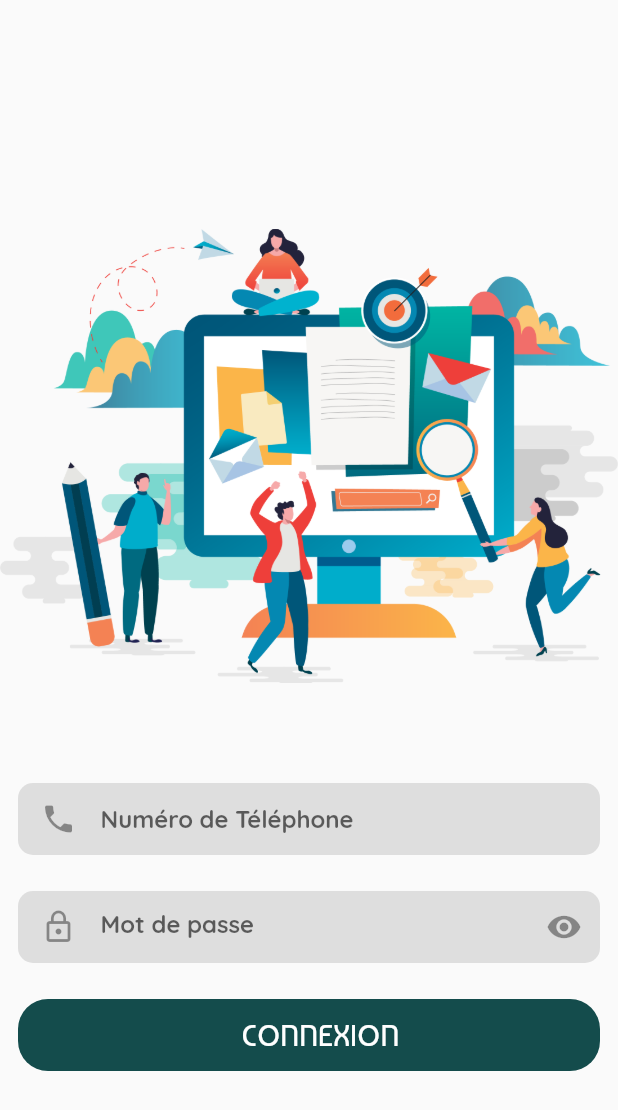
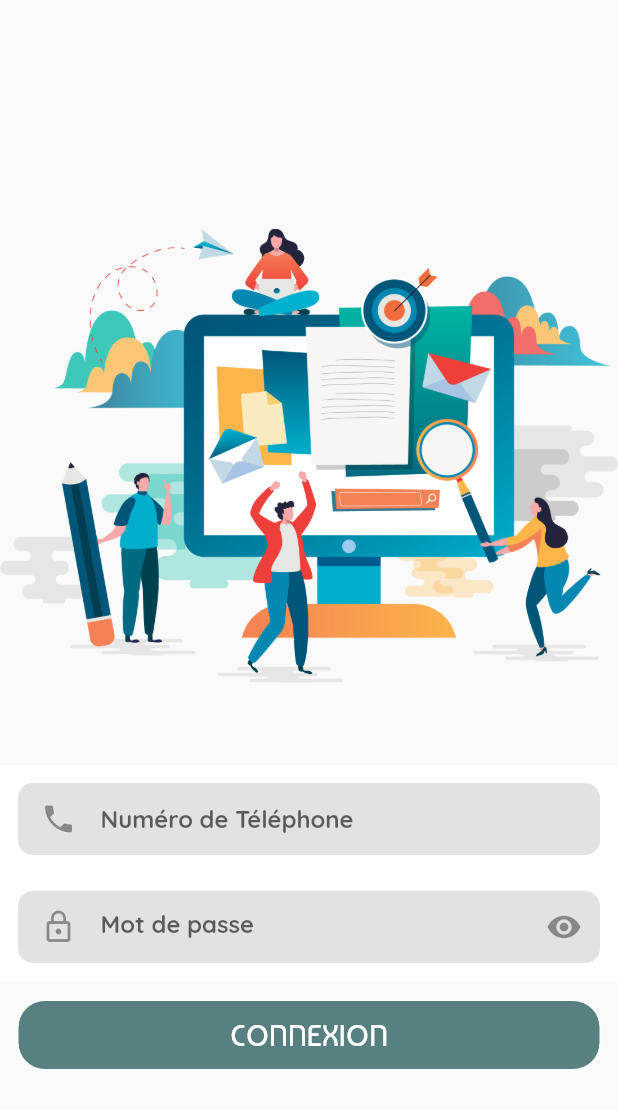
Before and after one commit to NjammyDmcl/3iL-community-flutter-app, a Flutter app: the screen it shows after launch, on a phone screen of 412 x 824 dp. Shown: the top 1110 px of the screen. Run offline on Flutter 3.47's test engine with Material 2 defaults, Android fonts, the phone set to English and light mode, and no system bars; our stand-ins replace flutter_mobx, rxdart.

Commit message:
dynamise ui

```diff
--- a/lib/ui/login/login.dart
+++ b/lib/ui/login/login.dart
@@ -1,5 +1,7 @@
 import 'package:flutter/cupertino.dart';
 import 'package:flutter/material.dart';
+
+import 'login_stream.dart';
 
 class Login extends StatefulWidget {
   @override
@@ -8,6 +10,7 @@ class Login extends StatefulWidget {
 
 class _Login extends State<Login> {
   bool pwdhide = true;
+  LoginStream loginStreamControl = new LoginStream();
   @override
   Widget build(BuildContext context) {
     return Scaffold(
@@ -24,38 +27,68 @@ class _Login extends State<Login> {
         Container(
             width: double.maxFinite,
             child: Column(children: [
-              Padding(
-                  padding: const EdgeInsets.all(12.0),
-                  child: Material(
+              StreamBuilder<String>(
+                  stream: loginStreamControl.getPhone,
+                  builder: (context, snap) {
+                    return Container(
+                        decoration: BoxDecoration(color: Colors.white),
+                        padding: new EdgeInsets.all(12.0),
+                        child: Stack(children: <Widget>[
+                          Material(
                               borderRadius: BorderRadius.circular(10.0),
                               color: Colors.grey.withOpacity(0.3),
                               elevation: 0.0,
                               child: Padding(
                                   padding: const EdgeInsets.only(left: 15.0),
                                   child: TextFormField(
+                                      onChanged: loginStreamControl.updatePhone,
                                       decoration: InputDecoration(
                                           border: InputBorder.none,
                                           hintText: "Numéro de Téléphone",
-                                hintStyle: TextStyle(fontFamily: 'quicksand'),
+                                          hintStyle: TextStyle(
+                                              fontFamily: 'quicksand'),
                                           icon: Icon(
                                             Icons.phone,
-                                  color: Colors.black.withOpacity(0.4),
+                                            color:
+                                                Colors.black.withOpacity(0.4),
                                           )),
-                            keyboardType: TextInputType.phone,
-                          )))),
-              Padding(
-                  padding: const EdgeInsets.all(12.0),
-                  child: Material(
+                                      keyboardType: TextInputType.phone))),
+                          snap.error != null
+                              ? Positioned(
+                                  left: 55,
+                                  top: 35,
+                                  child: Container(
+                                      padding:
+                                          EdgeInsets.symmetric(horizontal: 0),
+                                      child: Text(
+                                        snap.error.toString(),
+                                        style: TextStyle(
+                                            fontSize: 10, color: Colors.red),
+                                      )))
+                              : Container()
+                        ]));
+                  }),
+              StreamBuilder<String>(
+                  stream: loginStreamControl.getPassword,
+                  builder: (context, snap) {
+                    return Container(
+                        decoration: BoxDecoration(color: Colors.white),
+                        padding: new EdgeInsets.all(12.0),
+                        child: Stack(children: <Widget>[
+                          Material(
                               borderRadius: BorderRadius.circular(10.0),
                               color: Colors.grey.withOpacity(0.3),
                               elevation: 0.0,
                               child: Padding(
                                   padding: const EdgeInsets.only(left: 15.0),
                                   child: TextFormField(
+                                    onChanged:
+                                        loginStreamControl.updatePassword,
                                     decoration: InputDecoration(
                                         border: InputBorder.none,
                                         hintText: "Mot de passe",
-                                hintStyle: TextStyle(fontFamily: 'quicksand'),
+                                        hintStyle:
+                                            TextStyle(fontFamily: 'quicksand'),
                                         icon: Icon(
                                           Icons.lock_outline,
                                           color: Colors.black.withOpacity(0.4),
@@ -65,7 +98,8 @@ class _Login extends State<Login> {
                                               pwdhide
                                                   ? Icons.visibility
                                                   : Icons.visibility_off,
-                                      color: Colors.black.withOpacity(0.4),
+                                              color:
+                                                  Colors.black.withOpacity(0.4),
                                             ),
                                             onPressed: () {
                                               setState(() {
@@ -74,25 +108,91 @@ class _Login extends State<Login> {
                                             })),
                                     obscureText: pwdhide,
                                     keyboardType: TextInputType.text,
-                          )))),
-              Padding(
+                                  ))),
+                          snap.error != null
+                              ? Positioned(
+                                  left: 55,
+                                  top: 35,
+                                  child: Container(
+                                      padding:
+                                          EdgeInsets.symmetric(horizontal: 0),
+                                      child: Text(
+                                        snap.error.toString(),
+                                        style: TextStyle(
+                                            fontSize: 10, color: Colors.red),
+                                      )))
+                              : Container()
+                        ]));
+                  }),
+              StreamBuilder<bool>(
+                stream: loginStreamControl.loading,
+                builder: (context, snap) {
+                  return (snap.hasData && snap.data)
+                      ? Padding(
+                          padding: EdgeInsets.fromLTRB(30, 10, 30, 0),
+                          child: LinearProgressIndicator(
+                              valueColor:
+                                  AlwaysStoppedAnimation<Color>(Colors.white),
+                              backgroundColor: Color(0xFF144c4c)),
+                        )
+                      : Container();
+                },
+              ),
+              StreamBuilder<String>(
+                stream: loginStreamControl.error,
+                builder: (context, snap) {
+                  return (snap.hasData)
+                      ? Padding(
+                          padding: EdgeInsets.fromLTRB(10, 10, 10, 0),
+                          child: Container(
+                            padding: EdgeInsets.all(8),
+                            color: Colors.red.withOpacity(0.3),
+                            child: Row(
+                              mainAxisAlignment: MainAxisAlignment.spaceBetween,
+                              children: [
+                                Text(
+                                  snap.data,
+                                  style: TextStyle(color: Colors.red),
+                                ),
+                                Icon(
+                                  Icons.warning,
+                                  size: 12,
+                                  color: Colors.red,
+                                )
+                              ],
+                            ),
+                          ))
+                      : Container();
+                },
+              ),
+              StreamBuilder<bool>(
+                stream: loginStreamControl.submitValid,
+                builder: (context, snap) {
+                  return Padding(
                       padding: const EdgeInsets.all(12.0),
-                  child: Material(
-                      borderRadius: BorderRadius.circular(20.0),
+                      child: ButtonTheme(
+                          minWidth: MediaQuery.of(context).size.width,
+                          child: RaisedButton(
+                            shape: RoundedRectangleBorder(
+                                borderRadius: BorderRadius.circular(18.0),
+                                side:
+                                    BorderSide(color: Colors.white, width: 0)),
+                            padding: EdgeInsets.all(11),
+                            disabledColor: Color(0xFF144c4c).withOpacity(0.7),
                             color: Color(0xFF144c4c),
-                      elevation: 0.0,
-                      child: Padding(
-                          padding: const EdgeInsets.only(left: 15.0),
-                          child: MaterialButton(
-                              minWidth: MediaQuery.of(context).size.width,
-                              onPressed: null,
+                            onPressed: (!snap.hasData)
+                                ? null
+                                : loginStreamControl.submit,
                             child: Text(
-                                "connexion".toUpperCase(),
+                              "CONNEXION",
                               style: TextStyle(
                                   fontSize: 20,
                                   fontFamily: 'baumans',
                                   color: Colors.white),
-                              )))))
+                            ),
+                          )));
+                },
+              ),
             ]))
       ])),
     ));
--- /dev/null
+++ b/lib/ui/login/login_stream.dart
@@ -0,0 +1,57 @@
+import 'dart:async';
+import 'package:rxdart/rxdart.dart';
+
+class LoginStream {
+  final BehaviorSubject phoneControl = BehaviorSubject<String>();
+  final BehaviorSubject passwordControl = BehaviorSubject<String>();
+  final PublishSubject loadingData = PublishSubject<bool>();
+  final PublishSubject errorOccur = PublishSubject<String>();
+
+  final validatePhone = StreamTransformer<String, String>.fromHandlers(
+      handleData: (String phone, EventSink<String> sink) {
+    if (phone.length > 8)
+      sink.add(phone);
+    else
+      sink.addError("Entrer un numéro de téléphone valide !");
+  });
+
+  final validatePwd = StreamTransformer<String, String>.fromHandlers(
+      handleData: (String pwd, EventSink<String> sink) {
+    if (pwd.length > 4)
+      sink.add(pwd);
+    else
+      sink.addError("Mot de passe non conforme !");
+  });
+
+  Function(String) get updatePhone => phoneControl.sink.add;
+  Function(String) get updatePassword => passwordControl.sink.add;
+
+  Stream<String> get getPhone => phoneControl.stream.transform(validatePhone);
+  Stream<String> get getPassword =>
+      passwordControl.stream.transform(validatePwd);
+  Stream<bool> get loading => loadingData.stream;
+  Stream<String> get error => errorOccur.stream;
+
+  Stream<bool> get submitValid =>
+      Rx.combineLatest2(getPhone, getPassword, (getPhone, getPassword) => true);
+
+  void submit() {
+    final submitPhone = phoneControl.value;
+    final submitPassword = passwordControl.value;
+    errorOccur.sink.add(null);
+    loadingData.sink.add(true);
+    login(submitPhone, submitPassword);
+  }
+
+  login(String phone, String password) {
+    // loadingData.sink.add(false);
+    // errorOccur.sink.add("Une erreur c'est produite");
+  }
+
+  void dispose() {
+    phoneControl.close();
+    passwordControl.close();
+    loadingData.close();
+    errorOccur.close();
+  }
+}
--- a/pubspec.yaml
+++ b/pubspec.yaml
@@ -22,6 +22,9 @@ dependencies:
   #mobx pack rebuild widget when observer change
   flutter_mobx: ^1.1.0+2
 
+  #rxdart reactive data control
+  rxdart: ^0.25.0
+
 dev_dependencies:
   flutter_test:
     sdk: flutter
```
Also changed, not shown: pubspec.lock. Lines whose indentation alone changed are shown as unchanged.
